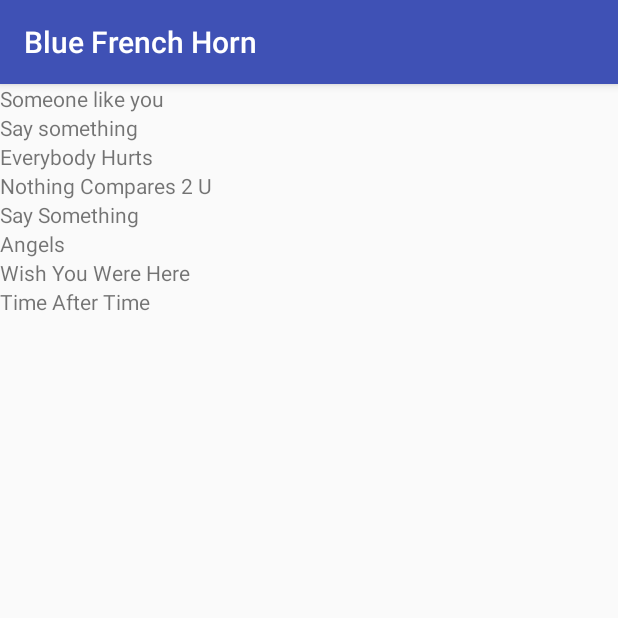
After one commit to carquet/musicApp, an Android app: the BlueHornActivity screen opened directly, with no data from a screen before it, on a phone screen of 412 x 824 dp, the top half of it. The commit adds this screen. Run offline under Robolectric (Android 15) with nearby library versions, the phone set to English and light mode, and no system bars.

Commit message:
French Blue Horn and Legendary Activities added with list of content appearing

```diff
--- /dev/null
+++ b/app/src/main/java/com/example/android/musicapp/BlueHornActivity.java
@@ -0,0 +1,35 @@
+package com.example.android.musicapp;
+
+import android.support.v7.app.AppCompatActivity;
+import android.os.Bundle;
+import android.widget.LinearLayout;
+import android.widget.TextView;
+
+import java.util.ArrayList;
+
+public class BlueHornActivity extends AppCompatActivity {
+
+    @Override
+    protected void onCreate(Bundle savedInstanceState) {
+        super.onCreate(savedInstanceState);
+        setContentView(R.layout.activity_blue_horn);
+
+        ArrayList<String> blueHornSongs = new ArrayList<>();
+        blueHornSongs.add("Someone like you");
+        blueHornSongs.add("Say something");
+        blueHornSongs.add("Everybody Hurts");
+        blueHornSongs.add("Nothing Compares 2 U");
+        blueHornSongs.add("Say Something");
+        blueHornSongs.add("Angels");
+        blueHornSongs.add("Wish You Were Here");
+        blueHornSongs.add("Time After Time");
+
+        LinearLayout rootView = (LinearLayout) findViewById(R.id.rootView);
+        for(int index = 0; index < blueHornSongs.size(); index++){
+            TextView songView = new TextView(this);
+            songView.setText(blueHornSongs.get(index));
+            rootView.addView(songView);
+        }
+
+    }
+}
--- /dev/null
+++ b/app/src/main/res/layout/activity_blue_horn.xml
@@ -0,0 +1,11 @@
+<?xml version="1.0" encoding="utf-8"?>
+<LinearLayout xmlns:android="http://schemas.android.com/apk/res/android"
+    xmlns:app="http://schemas.android.com/apk/res-auto"
+    xmlns:tools="http://schemas.android.com/tools"
+    android:layout_width="match_parent"
+    android:layout_height="match_parent"
+    android:orientation="vertical"
+    android:id="@+id/rootView"
+    tools:context=".BlueHornActivity">
+
+</LinearLayout>
```
Also changed, not shown: app/src/main/AndroidManifest.xml (+8 -2 lines), app/src/main/java/com/example/android/musicapp/LegendaryActivity.java (added, +33 -0 lines), app/src/main/java/com/example/android/musicapp/MainActivity.java (+22 -0 lines), app/src/main/res/layout/activity_legendary.xml (added, +11 -0 lines), app/src/main/res/layout/activity_main.xml (+5 -5 lines).
